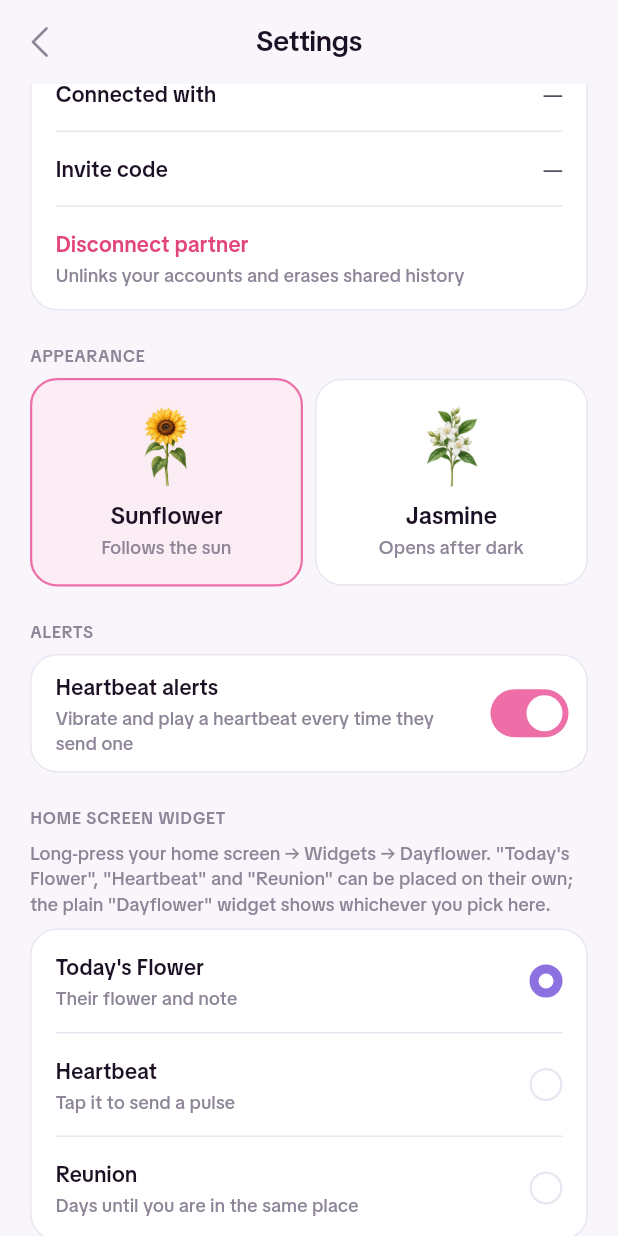
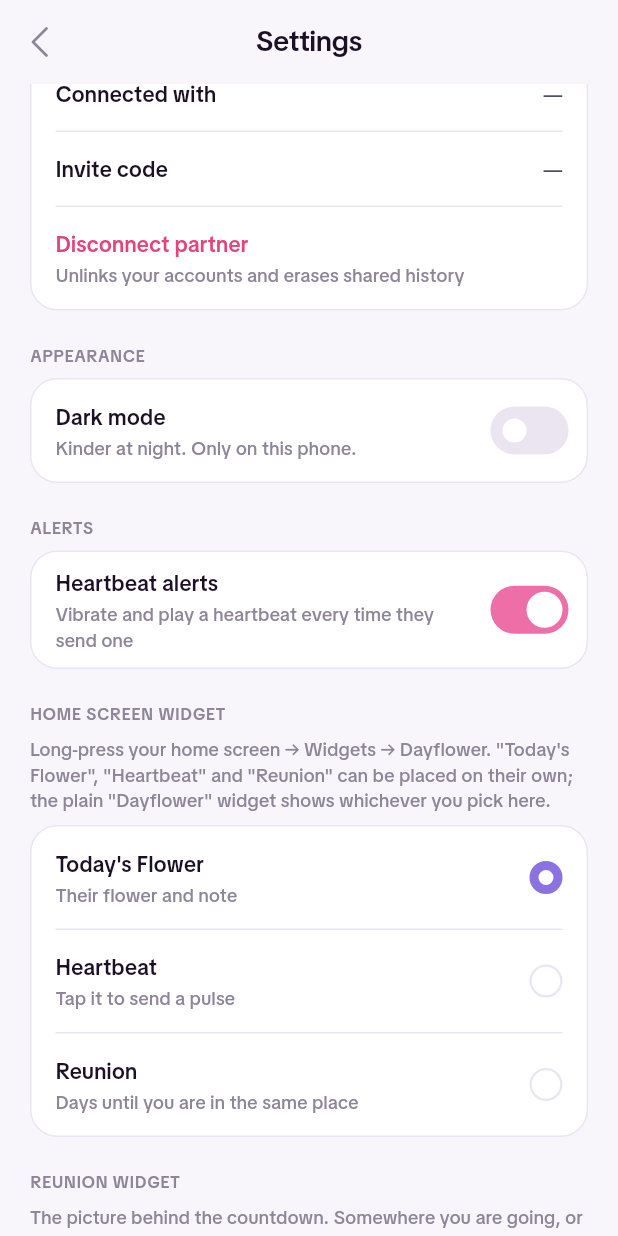
Before and after one commit to jccudiamat/dayflower, a Flutter app: the SettingsScreen screen opened by its route, scrolled down 576 dp, on a phone screen of 412 x 824 dp. Run offline on Flutter 3.47's test engine with Material 3 defaults, Android fonts, the phone set to English and light mode, and no system bars; our stand-ins replace cached_network_image, camera, device_preview, firebase_core, firebase_messaging, flutter_dotenv and 16 more; missing offline and left inert: home_widget, livekit_client; accounts and stored records are empty; network calls fail; statements that could not run were skipped.

Commit message:
One way back, and dark mode as a switch
The app had three different back buttons. Most screens asked for
IosBackButton, which drew a white circle with a border and a card shadow —
heavier than anything it sat above, and reading as a floating action rather
than a way out. Three booth screens used Material's arrow_back instead, and
two AppBars had no leading at all so they inherited Material's arrow too.

It is one bare chevron everywhere now. The circle, the border and the
shadow are gone; the tap target stays 44 square because a chevron is a thin
diagonal with almost nothing to hit.

The old button also hardcoded a white fill and a near-black mark, so it
survived the theme switch and sat glowing in the corner of every dark
screen. Nothing in it is a literal colour any more.

The two AppBars are fixed at the theme rather than one at a time:
actionIconTheme sets the default back icon, so the next AppBar written
without a leading is already right.

The booth's back buttons said "Back to Memories" and fell back there. The
booth belongs to Dayflower now; they say and do that.

Appearance was two large cards with a sunflower and a jasmine on them,
neither obviously selected at a glance, for a choice with two states — sat
in a column of plain switches that all worked the other way. It is a switch.

Co-Authored-By: Claude Opus 5 <noreply@anthropic.com>

```diff
--- a/lib/features/booth/presentation/screens/booth_studio_screen.dart
+++ b/lib/features/booth/presentation/screens/booth_studio_screen.dart
@@ -18,6 +18,7 @@ import '../../domain/strip_compositor.dart';
 import '../../domain/strip_templates.dart';
 import '../widgets/booth_visuals.dart';
 import '../../data/booth_photo_picker.dart';
+import '../../../../core/widgets/ios_back_button.dart';
 
 final boothRenderProvider =
     Provider<Future<Uint8List> Function(BoothDesign, List<Uint8List>)>(
@@ -412,10 +413,7 @@ class _BoothStudioScreenState extends ConsumerState<BoothStudioScreen>
                   padding: const EdgeInsets.fromLTRB(20, 10, 20, 30),
                   children: [
                 Row(children: [
-                  IconButton(
-                      tooltip: 'Back',
-                      onPressed: _busy ? null : _back,
-                      icon: const Icon(Icons.arrow_back)),
+                  IosBackButton(onTap: _busy ? null : _back),
                   Expanded(
                       child: Text('DAYFLOWER PHOTO BOOTH',
                           style: AppText.label(), textAlign: TextAlign.center)),
--- a/lib/features/settings/presentation/screens/settings_screen.dart
+++ b/lib/features/settings/presentation/screens/settings_screen.dart
@@ -17,8 +17,6 @@ import '../../../../core/models/user_profile.dart';
 import '../../../../core/models/avatar_flower.dart';
 import '../../../../core/theme/design_tokens.dart';
 import '../../../../core/theme/theme_mode_prefs.dart';
-import '../../../../core/widgets/flower_image.dart';
-import '../../../tulip/domain/flower_catalog.dart';
 import '../../../../core/services/avatar_image.dart';
 import '../../../../core/widgets/flower_avatar.dart';
 import '../../../../core/widgets/user_avatar.dart';
@@ -215,7 +213,7 @@ class SettingsScreen extends ConsumerWidget {
             // ── Appearance ───────────────────────────
             Text('APPEARANCE', style: AppText.label()),
             const SizedBox(height: AppSpace.xs),
-            const _AppearanceRow(),
+            const _Card(children: [_AppearanceRow()]),
             const SizedBox(height: AppSpace.md),
 
             // ── Alerts ───────────────────────────────
@@ -1400,88 +1398,32 @@ class _AvatarAction extends StatelessWidget {
 
 /* ── Appearance ───────────────────────────────────── */
 
-/// Light or dark, chosen by picking a flower.
+/// Dark mode, as one switch.
 ///
-/// Two cards rather than a switch, because "Dark mode ●—" tells you what the
-/// setting is called and a sunflower beside a jasmine tells you what it
-/// does. Both are real entries in the catalogue drawn with the same artwork
-/// the conversation sends, so the control is made of the app rather than
-/// borrowed from a settings screen.
+/// 🔴 **This was two cards with a sunflower and a jasmine on them.** The
+/// idea was that the artwork says what the setting does better than the words
+/// "Dark mode" do. In practice it was two large tap targets, neither obviously
+/// selected at a glance, for a choice with exactly two states and an obvious
+/// default — and it sat in a row of plain switches that all behaved the other
+/// way. A switch is what the rest of this screen uses and what the setting
+/// actually is.
+///
+/// ⚠️ The palette is global, so flipping this repaints the whole app from
+/// the root. See the key on MaterialApp in app.dart, and the test that pins
+/// why it is needed.
 class _AppearanceRow extends ConsumerWidget {
   const _AppearanceRow();
 
   @override
   Widget build(BuildContext context, WidgetRef ref) {
-    final current = ref.watch(themeModeProvider);
-    return Row(
-      children: [
-        for (final mode in AppMode.values) ...[
-          Expanded(
-            child: _ModeCard(
-              mode: mode,
-              selected: mode == current,
-              onTap: () => ref.read(themeModeProvider.notifier).use(mode),
-            ),
-          ),
-          if (mode != AppMode.values.last) const SizedBox(width: AppSpace.xs),
-        ],
-      ],
+    final mode = ref.watch(themeModeProvider);
+    return _SwitchRow(
+      title: 'Dark mode',
+      subtitle: 'Kinder at night. Only on this phone.',
+      value: mode == AppMode.dark,
+      onChanged: (on) => ref
+          .read(themeModeProvider.notifier)
+          .use(on ? AppMode.dark : AppMode.light),
     );
   }
 }
-
-class _ModeCard extends StatelessWidget {
-  const _ModeCard({
-    required this.mode,
-    required this.selected,
-    required this.onTap,
-  });
-
-  final AppMode mode;
-  final bool selected;
-  final VoidCallback onTap;
-
-  @override
-  Widget build(BuildContext context) {
-    // Falls back to the classic tulip for an id the catalogue does not know,
-    // the same as everywhere else — a missing asset must not be a blank card.
-    final flower = FlowerCatalog.byId(mode.flowerId);
-
-    return InkWell(
-      onTap: onTap,
-      borderRadius: BorderRadius.circular(AppRadius.lg),
-      child: AnimatedContainer(
-        duration: AppMotion.micro,
-        curve: AppMotion.easeOut,
-        padding: const EdgeInsets.symmetric(
-          horizontal: AppSpace.xs,
-          vertical: AppSpace.sm,
-        ),
-        decoration: BoxDecoration(
-          color: selected ? AppColors.blush : AppColors.surface,
-          borderRadius: BorderRadius.circular(AppRadius.lg),
-          border: Border.all(
-            // The chosen one is outlined in the brand pink at full weight;
-            // the other keeps the ordinary hairline every card has.
-            color: selected ? AppColors.brand : AppColors.border,
-            width: selected ? 1.5 : 1,
-          ),
-        ),
-        child: Column(
-          mainAxisSize: MainAxisSize.min,
-          children: [
-            FlowerImage(flower: flower, size: 56),
-            const SizedBox(height: AppSpace.xs),
-            Text(mode.title, style: AppText.subtitle()),
-            const SizedBox(height: 2),
-            Text(
-              mode.line,
-              style: AppText.caption(),
-              textAlign: TextAlign.center,
-            ),
-          ],
-        ),
-      ),
-    );
-  }
-}
```
Also changed, not shown: lib/core/theme/app_theme.dart (+14 -0 lines), lib/core/widgets/ios_back_button.dart (+44 -25 lines), lib/features/booth/presentation/screens/booth_archive_screen.dart (+5 -5 lines), lib/features/booth/presentation/screens/booth_screen.dart (+5 -5 lines), 1 other file.
